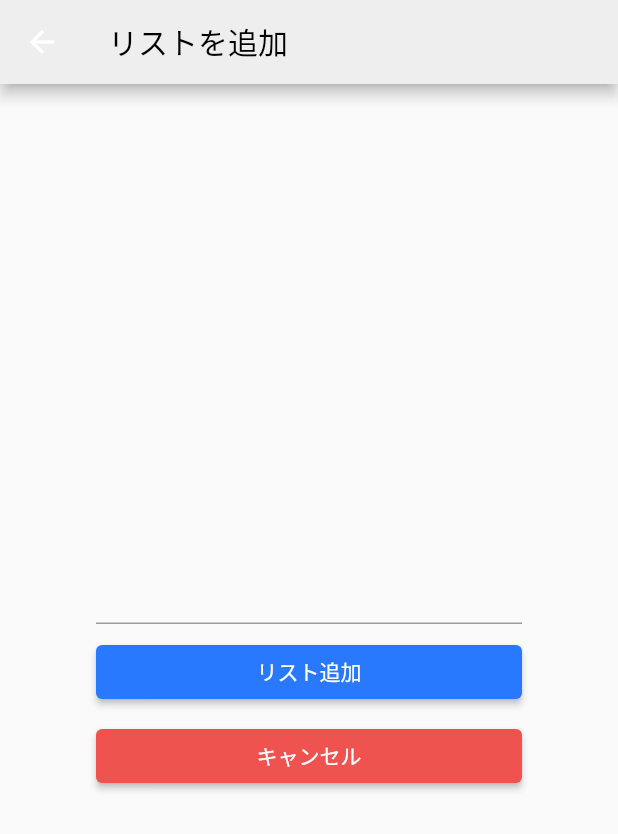
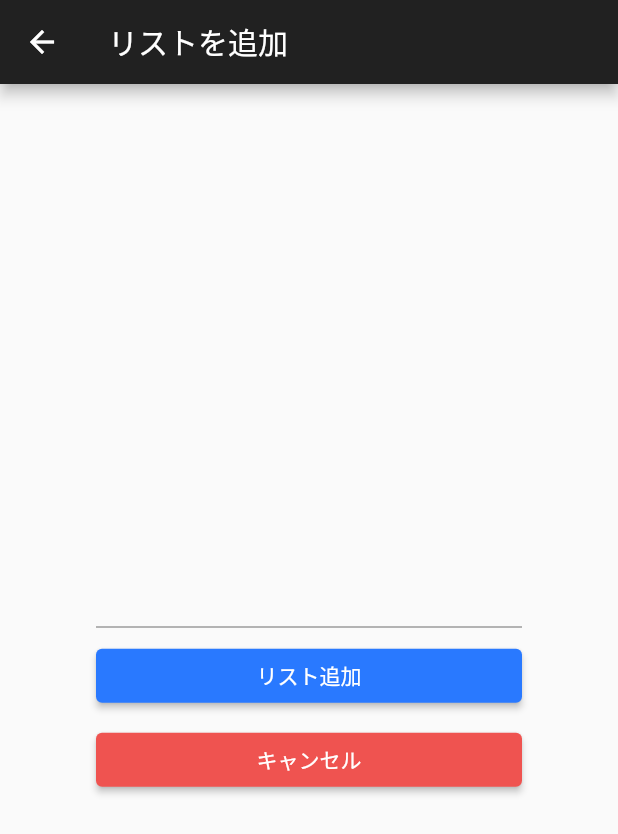
Before and after one commit to mochi-sann/todo_app_flutter, a Flutter app: the screen it shows after launch, after a tap on the "add" icon, on a phone screen of 412 x 824 dp. Shown: the top 834 px of the screen. Run offline on Flutter 3.47's test engine with Material 2 defaults, Android fonts, the phone set to English and light mode, and no system bars.

Commit message:
色々変えた

```diff
--- a/lib/AddTodoPage.dart
+++ b/lib/AddTodoPage.dart
@@ -1,6 +1,4 @@
-
 import 'package:flutter/material.dart';
-
 
 class TodoAddPage extends StatefulWidget {
   @override
@@ -14,8 +12,9 @@ class _TodoAddPageState extends State {
   Widget build(BuildContext context) {
     return Scaffold(
       appBar: AppBar(
-          title: Text('リストを追加', style: TextStyle(color: Colors.black)),
-          backgroundColor: Colors.grey[200]),
+          // foregroundColor: Colors.grey[900],
+          title: Text('リストを追加', style: TextStyle(color: Colors.white)),
+          backgroundColor: Colors.grey[900]),
       body: Container(
           padding: EdgeInsets.all(64),
           child: Column(
--- a/lib/main.dart
+++ b/lib/main.dart
@@ -15,6 +15,8 @@ class MyTodoApp extends StatelessWidget {
       // アプリ名
       title: 'My Todo App',
       theme: ThemeData(
+        // デフォルト フォント
+        fontFamily: 'NotoSansJP',
         // テーマカラー
         primarySwatch: Colors.indigo,
       ),
@@ -38,8 +40,10 @@ class _TodoListPageState extends State<TodoListPage> {
     return Scaffold(
       // AppBarを表示し、タイトルも設定
       appBar: AppBar(
-          title: Text('リスト一覧', style: TextStyle(color: Colors.grey[900])),
-          backgroundColor: Colors.grey[200]),
+        title: Text('リスト一覧', style: TextStyle(color: Colors.white)),
+        backgroundColor: Colors.grey[900],
+        foregroundColor: Colors.grey[100],
+      ),
       // *** 追加する部分 ***
       // ListViewを使いリスト一覧を表示
       body: ListView.builder(
@@ -47,8 +51,16 @@ class _TodoListPageState extends State<TodoListPage> {
         itemBuilder: (context, index) {
           return Card(
             child: ListTile(
-              title: Text(todoList[index]),
-            ),
+                title: Text(todoList[index]),
+                trailing: OutlinedButton(
+                  onPressed: () {
+                    setState(() {
+                      todoList.removeAt(index);
+                    });
+                    // print("ボタンを押した");
+                  },
+                  child: Text('完了'),
+                )),
           );
         },
       ),
```
Also changed, not shown: pubspec.yaml (+10 -0 lines), 3 other files.
